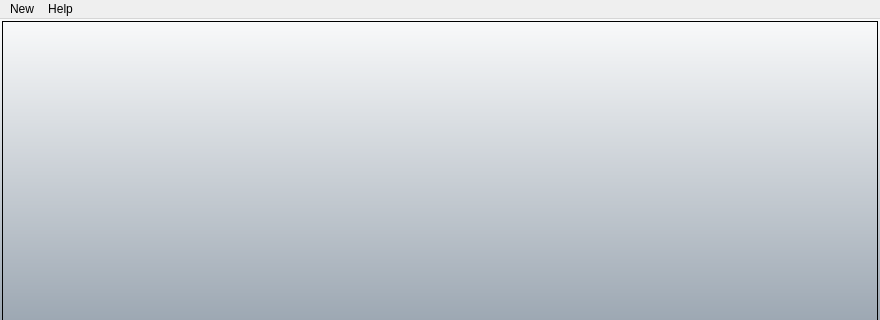
First picture: the form in SerialCOM.ui, repository roboxerox/SerialCOM, before the edit; both pictures show x 0 to 880 and y 0 to 320 of the 880 by 467 pixel window.
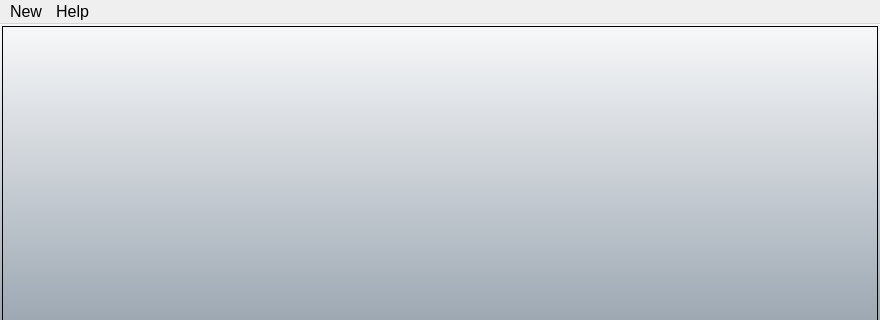
Second picture: the form after the edit. Icons and pictures are not drawn.

Commit message: font color

Diff of the .ui file:
```diff
--- a/SerialCOM.ui
+++ b/SerialCOM.ui
@@ -13,7 +13,7 @@
   <property name="font">
    <font>
     <family>Arial</family>
-    <pointsize>11</pointsize>
+    <pointsize>12</pointsize>
    </font>
   </property>
   <property name="windowTitle">
@@ -58,6 +58,11 @@
     </property>
     <item>
      <widget class="QTabWidget" name="tabWidget">
+      <property name="font">
+       <font>
+        <pointsize>12</pointsize>
+       </font>
+      </property>
       <property name="styleSheet">
        <string notr="true">QTabWidget::pane {
     border: 1px solid black;
@@ -112,12 +117,13 @@
      <x>0</x>
      <y>0</y>
      <width>880</width>
-     <height>23</height>
+     <height>24</height>
     </rect>
    </property>
    <property name="font">
     <font>
      <family>Arial</family>
+     <pointsize>12</pointsize>
     </font>
    </property>
    <widget class="QMenu" name="menuHelp">
@@ -132,6 +138,11 @@
     <addaction name="actionAbout_Us"/>
    </widget>
    <widget class="QMenu" name="menuNew">
+    <property name="font">
+     <font>
+      <pointsize>12</pointsize>
+     </font>
+    </property>
     <property name="title">
      <string>New</string>
     </property>
```
Left out of the diff: 1 changed line with no effect on the pictures. The commit also changes 98 other files.
